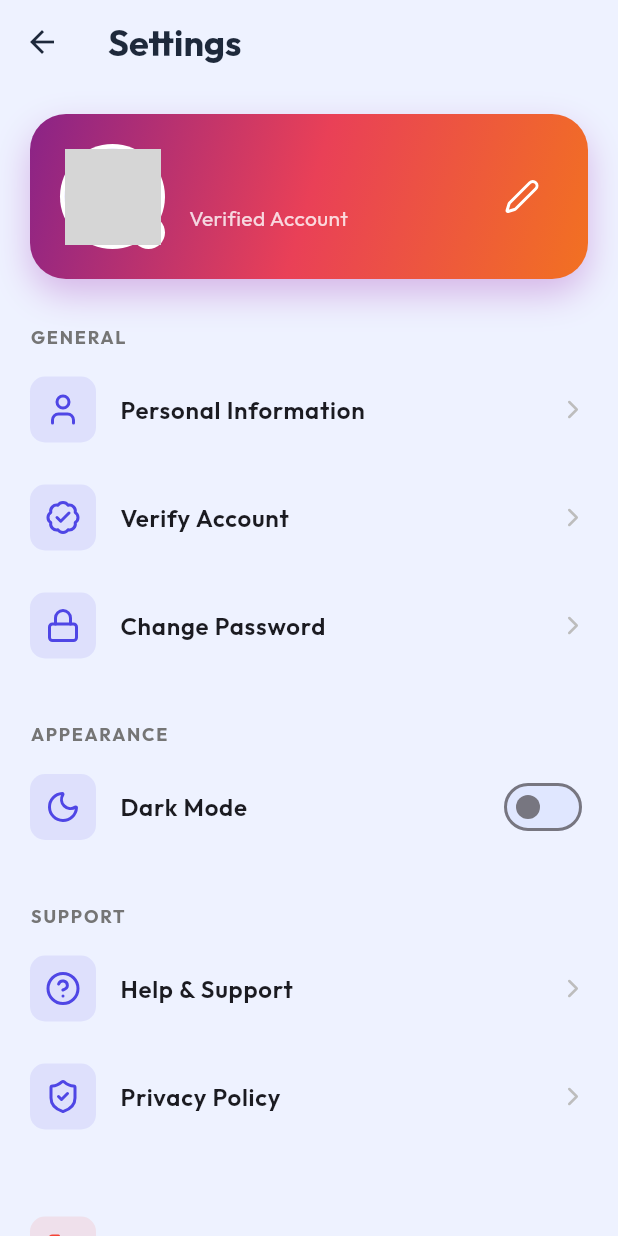
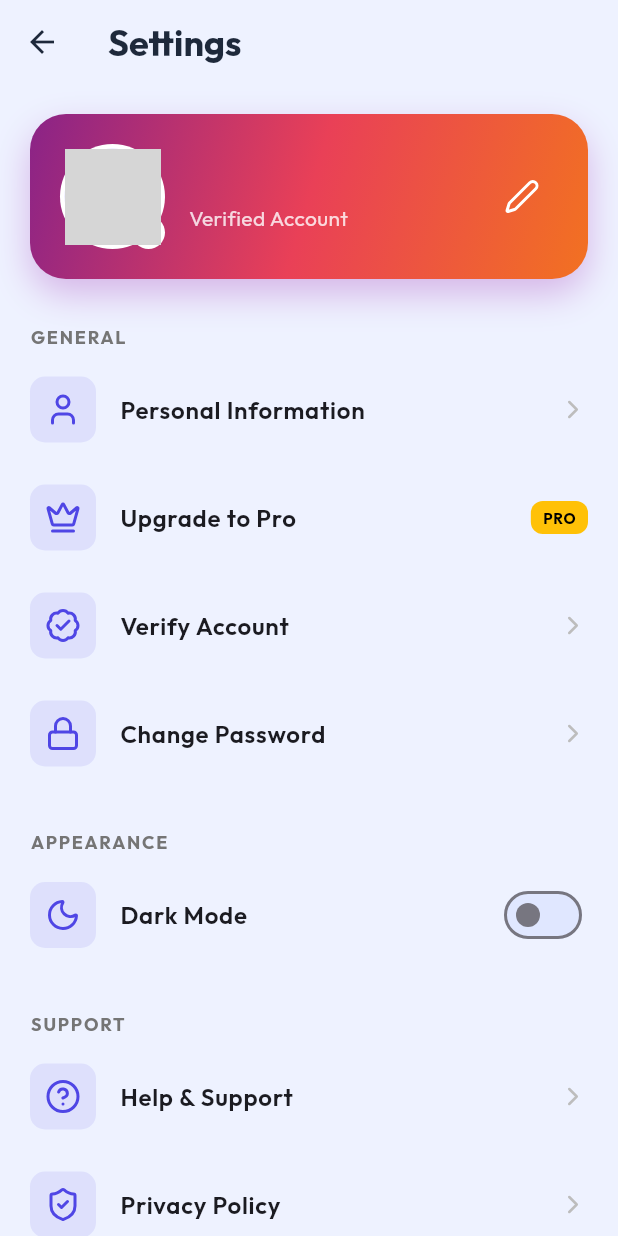
Before and after one commit to Taha5238/AirDash, a Flutter app: the ProfileScreen screen opened directly, on a phone screen of 412 x 824 dp. Run offline on Flutter 3.47's test engine with Material 3 defaults, Android fonts, the light colour scheme and no system bars; our stand-ins replace cloud_firestore, file_picker, firebase_auth, firebase_core, firebase_storage, fl_chart and 7 more; missing offline and left inert: cunning_document_scanner, universal_html; accounts and stored records are empty; network calls fail; grey boxes are pictures that could not be loaded.

Commit message:
upgrade plan feature implementation

```diff
--- a/lib/features/admin/presentation/pages/admin_analytics_view.dart
+++ b/lib/features/admin/presentation/pages/admin_analytics_view.dart
@@ -40,7 +40,7 @@ class _AdminAnalyticsViewState extends State<AdminAnalyticsView> with SingleTick
 
         final data = snapshot.data ?? {'users': 0, 'files': 0, 'storage': 0};
         final double totalStorageMB = (data['storage'] as int) / (1024 * 1024);
-        final double maxStorageMB = 500.0; // Assume 500MB limit for demo
+        final double maxStorageMB = 102400.0; // 100 GB Limit
         final double remainingMB = maxStorageMB - totalStorageMB;
 
         return SingleChildScrollView(
@@ -104,7 +104,7 @@ class _AdminAnalyticsViewState extends State<AdminAnalyticsView> with SingleTick
                                ),
                                const SizedBox(height: 4),
                                const Text(
-                                 "of 500 MB (Estimated Limit)",
+                                 "of 100 GB (Total Capacity)",
                                  style: TextStyle(color: Colors.white38, fontSize: 14),
                                ),
                              ],
--- a/lib/features/dashboard/presentation/pages/home_view.dart
+++ b/lib/features/dashboard/presentation/pages/home_view.dart
@@ -11,6 +11,7 @@ import '../../../files/data/models/file_item.dart';
 import '../../../notifications/presentation/pages/notification_screen.dart';
 import '../../../notifications/data/models/notification_model.dart';
 import '../../../notifications/data/services/notification_service.dart';
+import '../../../profile/presentation/pages/upgrade_screen.dart';
 
 class HomeView extends StatefulWidget {
   const HomeView({super.key});
@@ -288,9 +289,7 @@ class _HomeViewState extends State<HomeView> {
                  const Spacer(),
                  TextButton(
                    onPressed: () {
-                       ScaffoldMessenger.of(context).showSnackBar(
-                           const SnackBar(content: Text("Upgrade feature coming soon!"))
-                       );
+                       Navigator.push(context, MaterialPageRoute(builder: (_) => const UpgradeScreen()));
                    },
                    child: const Text("Upgrade", style: TextStyle(fontWeight: FontWeight.bold)),
                  ),
--- a/lib/features/profile/presentation/pages/profile_screen.dart
+++ b/lib/features/profile/presentation/pages/profile_screen.dart
@@ -6,6 +6,7 @@ import 'package:google_fonts/google_fonts.dart';
 import 'package:cloud_firestore/cloud_firestore.dart';
 import 'help_support_screen.dart';
 import 'privacy_policy_screen.dart';
+import 'upgrade_screen.dart';
 import '../../../auth/data/services/auth_service.dart';
 import '../../../auth/presentation/pages/login_screen.dart';
 import '../../../auth/presentation/pages/verification_screen.dart';
@@ -137,6 +138,17 @@ class ProfileScreen extends StatelessWidget {
               icon: LucideIcons.user,
               title: "Personal Information",
               onTap: () => _showEditProfileDialog(context, userName, phoneNumber, authUser),
+            ),
+             _buildSettingsTile(
+              context,
+              icon: LucideIcons.crown,
+              title: "Upgrade to Pro",
+              trailing: Container(
+                padding: const EdgeInsets.symmetric(horizontal: 8, vertical: 4),
+                decoration: BoxDecoration(color: Colors.amber, borderRadius: BorderRadius.circular(8)),
+                child: Text('PRO', style: GoogleFonts.outfit(fontSize: 10, fontWeight: FontWeight.bold, color: Colors.black)),
+              ),
+              onTap: () => Navigator.push(context, MaterialPageRoute(builder: (_) => const UpgradeScreen())),
             ),
             _buildSettingsTile(
               context,
```
Also changed, not shown: lib/features/profile/presentation/pages/upgrade_screen.dart (+11 -2 lines), 1 other file.
